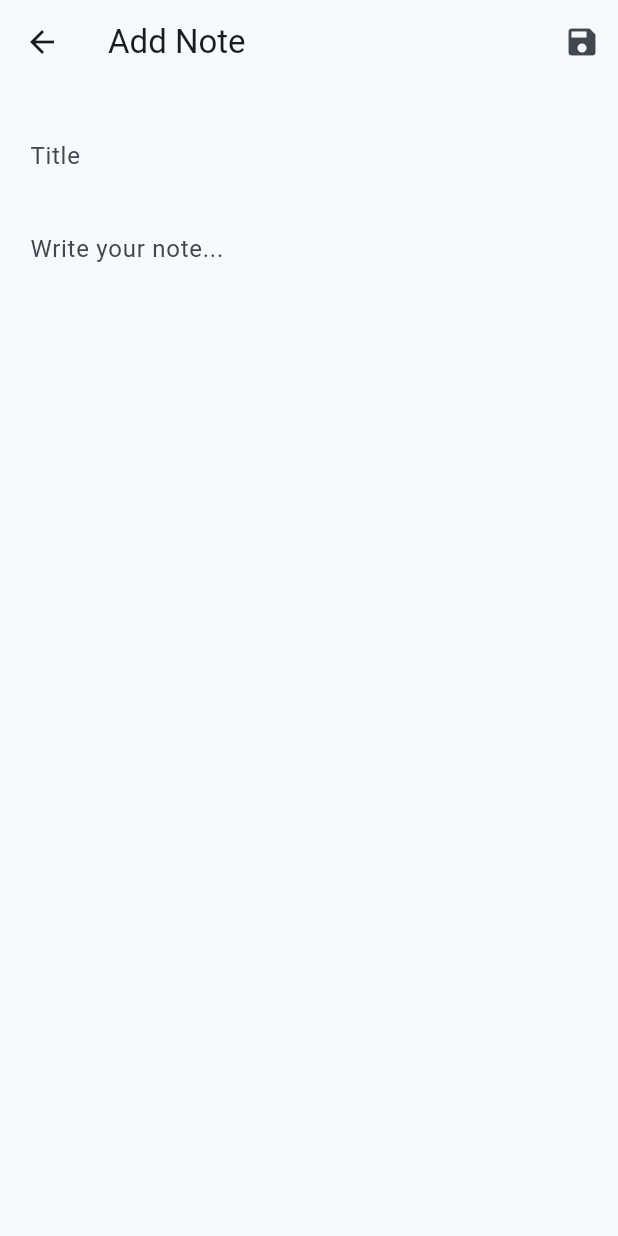
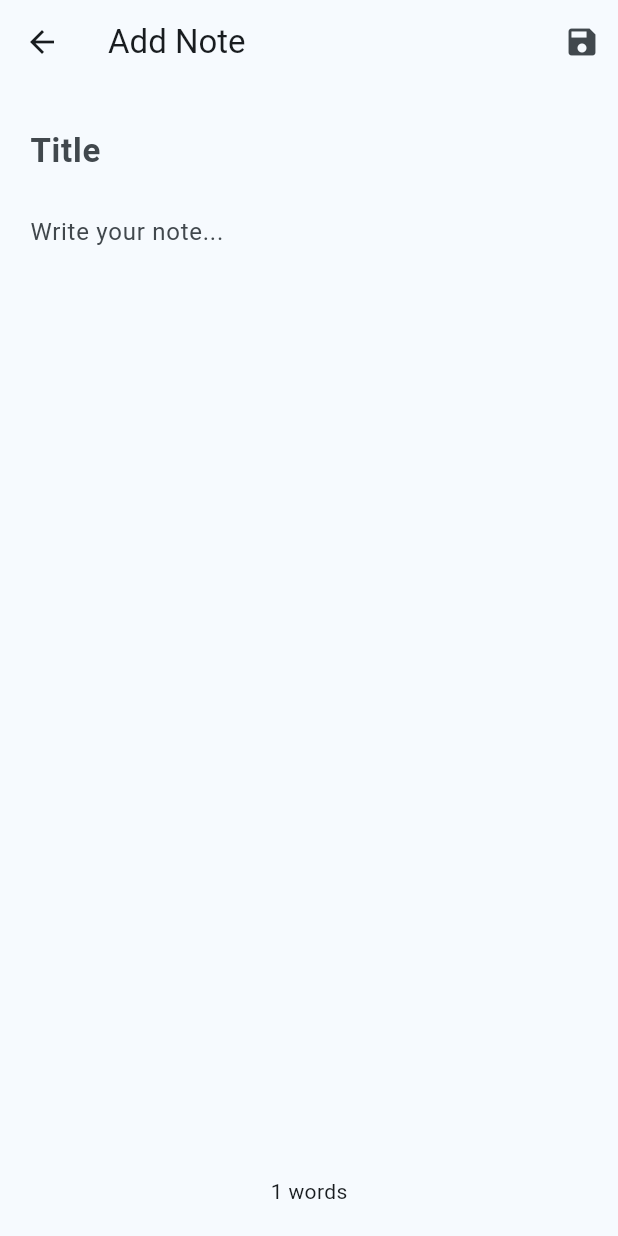
Before and after one commit to Euniceadu/notes_app, a Flutter app: the screen it shows after launch, after a tap on the "add" icon, on a phone screen of 412 x 824 dp. Run offline on Flutter 3.47's test engine with Material 3 defaults, Android fonts, the phone set to English and light mode, and no system bars.

Commit message:
extended add note screen to handle edit functionality, added add_edit controller to handle changes to the title and content textfields

```diff
--- /dev/null
+++ b/lib/controllers/add_edit_note_controller.dart
@@ -0,0 +1,32 @@
+
+import 'package:flutter/material.dart';
+
+class AddEditNoteController extends ChangeNotifier {
+  final titleController = TextEditingController();
+  final contentController = TextEditingController();
+  int wordCount = 0;
+
+  final int? noteId;
+
+  AddEditNoteController({
+    this.noteId,
+    String? title,
+    String? content
+  }) {
+    titleController.text = title ?? '';
+    contentController.text = content ?? '';
+    calculateWordCount();
+  }
+
+  void calculateWordCount() {
+    wordCount = contentController.text.trim().split(' ').length;
+    notifyListeners();
+  }
+
+  @override
+  void dispose() {
+    titleController.dispose();
+    contentController.dispose();
+    super.dispose();
+  }
+}
--- /dev/null
+++ b/lib/screens/add_edit_note_screen.dart
@@ -0,0 +1,100 @@
+
+import 'package:flutter/material.dart';
+import 'package:provider/provider.dart';
+import 'package:notes_app/controllers/add_edit_note_controller.dart';
+
+
+import '../models/note.dart';
+
+class AddEditNoteScreen extends StatefulWidget {
+
+  const AddEditNoteScreen({super.key, Note? note});
+
+  final Note? note = null;
+
+  @override
+  State<StatefulWidget> createState() => _AddEditNoteScreenState();
+
+}
+
+class _AddEditNoteScreenState extends State<AddEditNoteScreen> {
+
+  // final titleController = TextEditingController();
+  // final contentController = TextEditingController();
+
+
+  // int wordCount = 0;
+
+  @override
+  Widget build(BuildContext context) {
+
+    final controller = context.watch<AddEditNoteController>();
+    int wordCount = controller.wordCount;
+
+    return Scaffold(
+      appBar: AppBar(
+        title: Text('Add Note'),
+        actions: [
+          IconButton(
+            icon: Icon(Icons.save),
+            onPressed: () {}
+          )
+        ],
+
+      ),
+      body: Padding(
+        padding: const EdgeInsets.all(20.0),
+        child: Column(
+          children: [
+            TextField(
+              decoration: InputDecoration(
+                border: InputBorder.none,
+                hintText: 'Title'
+              ),
+              style: TextStyle(
+                fontSize: 22,
+                fontWeight: FontWeight.bold
+              ),
+              controller: controller.titleController,
+            ),
+            SizedBox(height: 10,),
+            Expanded(
+              child: TextField(
+                decoration: InputDecoration(
+                  border: InputBorder.none,
+                  hintText: 'Write your note...'
+                ),
+                maxLines: null,
+                expands: true,
+                keyboardType: TextInputType.multiline,
+                controller: controller.contentController,
+                onChanged: (value) {
+                  controller.calculateWordCount();
+                },
+              )
+            ),
+            SizedBox(height: 5,),
+            Row(
+              mainAxisAlignment: MainAxisAlignment.center,
+              children: [
+                Text('$wordCount words')
+              ],
+            )
+          ],
+        ),
+      )
+
+    );
+  }
+
+  // void _getWordCount() {
+  //   setState(() {
+  //     wordCount = contentController.text.trim().split(' ').length;
+  //   });
+  // }
+
+  @override
+  void initState() {
+    super.initState();
+  }
+}
--- a/lib/screens/add_note_screen.dart
+++ /dev/null
@@ -1,33 +0,0 @@
-
-import 'package:flutter/material.dart';
-import 'package:notes_app/widgets/add_note_widget.dart';
-
-class AddNoteScreen extends StatefulWidget {
-
-  const AddNoteScreen({super.key});
-
-  @override
-  State<StatefulWidget> createState() => _AddNoteScreenState();
-}
-
-class _AddNoteScreenState extends State<AddNoteScreen> {
-
-  @override
-  Widget build(BuildContext context) {
-
-    return Scaffold(
-      appBar: AppBar(
-        title: Text('Add Note'),
-        actions: [
-          IconButton(
-            icon: Icon(Icons.save),
-            onPressed: () {}
-          )
-        ],
-
-      ),
-      body: AddNoteWidget(),
-    );
-  }
-
-}
--- a/lib/screens/home_screen.dart
+++ b/lib/screens/home_screen.dart
@@ -1,7 +1,9 @@
 
 import 'package:flutter/material.dart';
-import 'package:notes_app/screens/add_note_screen.dart';
-import 'package:notes_app/widgets/notes_list_widget.dart';
+import 'package:notes_app/controllers/add_edit_note_controller.dart';
+import 'package:notes_app/screens/add_edit_note_screen.dart';
+import 'package:provider/provider.dart';
+import '../models/note.dart';
 
 class HomeScreen extends StatefulWidget {
 
@@ -12,20 +14,50 @@ class HomeScreen extends StatefulWidget {
 }
 
 class _HomeScreenState extends State<HomeScreen> {
-  Widget screen = NotesListWidget();
+  List<Note> notes = [
+    Note(id: 1, title: "Note 1", content: "Hello World"),
+    Note(id: 2, title: "Grocery List", content: "Bread \n Eggs")
+  ];
   @override
   Widget build(BuildContext context) {
     return MaterialApp(
       title: '',
       home: Scaffold(
       appBar: AppBar(title: const Text('Notes App'),),
-      body: screen,
+      body: ListView(
+        children: [
+          for(var item in notes)
+          ListTile(
+            title: Text(item.title),
+            onTap: () {
+              Navigator.push(
+            context,
+            MaterialPageRoute(
+              builder: (_) => ChangeNotifierProvider(
+                create: (_) => AddEditNoteController(
+                  noteId: item.id,
+                  title: item.title,
+                  content: item.content
+                ),
+                child: AddEditNoteScreen()
+                ),
+            )
+          );
+            },
+          )
+        ],
+      ),
       floatingActionButton: FloatingActionButton(
         onPressed: () {
           Navigator.push(
             context,
-            MaterialPageRoute(builder: (context) => AddNoteScreen())
-            );
+            MaterialPageRoute(
+              builder: (_) => ChangeNotifierProvider(
+                create: (_) => AddEditNoteController(),
+                child: AddEditNoteScreen()
+                ),
+            )
+          );
         },
         child: const Icon(Icons.add_outlined),
         ),
--- a/lib/widgets/add_note_widget.dart
+++ /dev/null
@@ -1,33 +0,0 @@
-import 'package:flutter/material.dart';
-
-class AddNoteWidget  extends StatelessWidget {
-  const AddNoteWidget({super.key});
-
-
-  @override
-  Widget build(BuildContext context) {
-      return Padding(
-        padding: const EdgeInsets.all(20.0),
-        child: Column(
-          children: [
-            TextField(
-              decoration: InputDecoration(
-                border: InputBorder.none,
-                labelText: 'Title'
-              ),
-            ),
-            SizedBox(height: 10,),
-            Expanded(
-              child: TextField(
-                decoration: InputDecoration(
-                  border: InputBorder.none,
-                  hintText: 'Write your note...'
-                ),
-              )
-            )
-          ],
-        ),
-      );
-  }
-
-}
--- a/lib/widgets/notes_list_widget.dart
+++ /dev/null
@@ -1,26 +0,0 @@
-import 'package:flutter/material.dart';
-
-import '../models/note.dart';
-
-class NotesListWidget  extends StatelessWidget {
-  const NotesListWidget({super.key});
-
-  @override
-  Widget build(BuildContext context) {
-    List<Note> notes = [
-      Note(title: "Note 1", content: "Hello World"),
-      Note(title: "Grocery List", content: "Bread \n Eggs")
-      ];
-
-      return ListView(
-        children: [
-          for(var item in notes)
-          ListTile(
-            title: Text(item.title),
-          )
-        ],
-      );
-
-  }
-
-}
--- a/pubspec.yaml
+++ b/pubspec.yaml
@@ -30,6 +30,7 @@ environment:
 dependencies:
   flutter:
     sdk: flutter
+  provider: ^6.1.5
 
   # The following adds the Cupertino Icons font to your application.
   # Use with the CupertinoIcons class for iOS style icons.
```
Also changed, not shown: pubspec.lock.
